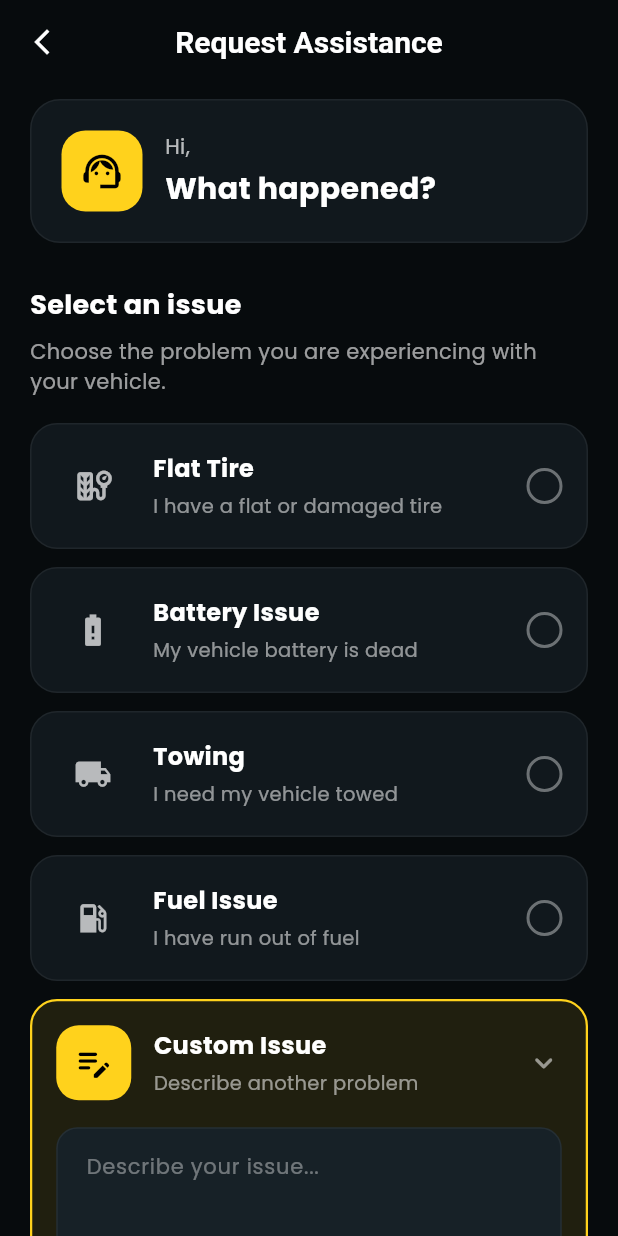
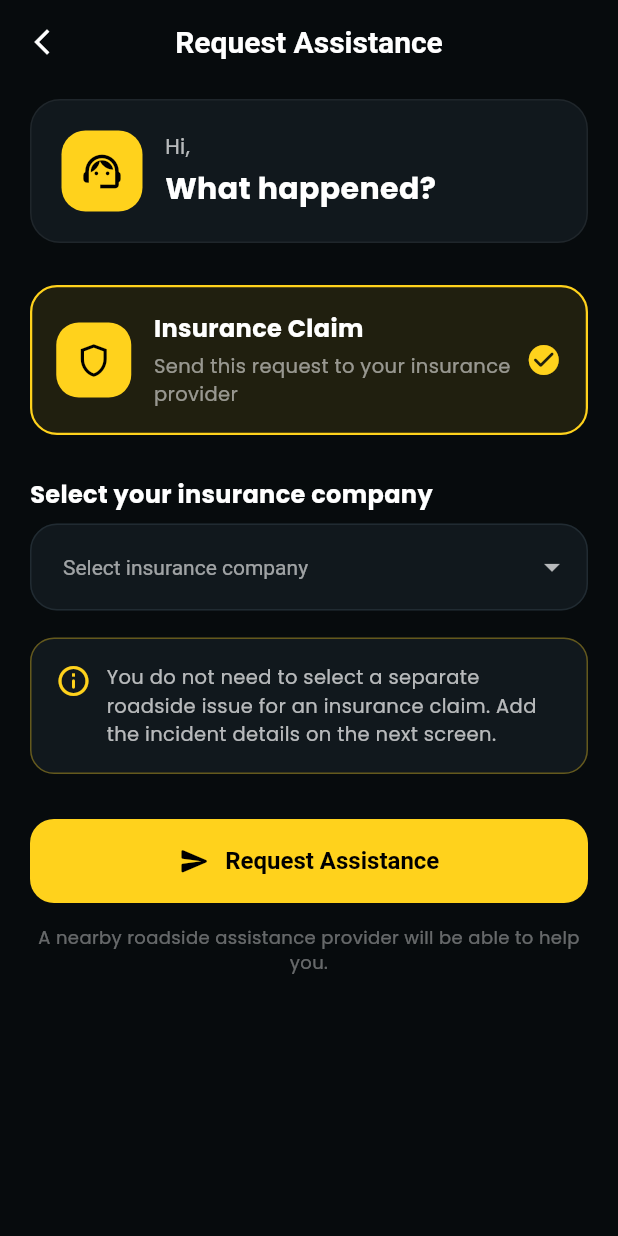
Before and after one commit to KISARA-SIRIMANNE/road_rescue, a Flutter app: the InsuranceClaimResultPage screen opened directly with empty values, after a tap on "Request again", on a phone screen of 412 x 824 dp. Run offline on Flutter 3.47's test engine with Material 3 defaults, Android fonts, the phone set to English and light mode, and no system bars; our stand-ins replace cloud_firestore, firebase_auth, firebase_core, firebase_messaging, firebase_storage, flutter_local_notifications and 5 more; accounts and stored records are empty.

Commit message:
Refine insurance claim request flow
This change adds an explicit insurance-claim path to the vehicle owner request flow. Users can select a claim once, carry that state through navigation, and skip the normal issue-picker when filing an insurance claim. The flow now validates insurer selection, preserves the chosen company on the location-confirmation screen, and resets the request form cleanly when retrying from the claim result page. It also updates the lockfile for the Firebase Messaging dependency.

```diff
--- a/lib/features/vehicle_owner/insurance_claim_result_page.dart
+++ b/lib/features/vehicle_owner/insurance_claim_result_page.dart
@@ -197,26 +197,12 @@ class InsuranceClaimResultPage extends StatelessWidget {
   }
 
   void _requestAgain(BuildContext context) {
-    final String submittedIssue =
-        requestData['issueType']?.toString().trim() ?? issue;
-    final String issueChoice =
-        const {
-          'Flat Tire',
-          'Battery Issue',
-          'Towing',
-          'Fuel Issue',
-        }.contains(submittedIssue)
-        ? submittedIssue
-        : 'Custom Issue';
-
     Navigator.of(context).pushReplacement(
       MaterialPageRoute<void>(
         builder: (context) => RequestAssistancePage(
           userData: userData,
-          initialIssue: issueChoice,
-          initialCustomIssue: issueChoice == 'Custom Issue'
-              ? submittedIssue
-              : '',
+          initialIssue: null,
+          initialCustomIssue: '',
           initialInsuranceCompanyId: requestData['insuranceCompanyId']
               ?.toString(),
           initialPolicyNumber: requestData['policyNumber']?.toString() ?? '',
--- a/lib/features/vehicle_owner/location_confirmation_page.dart
+++ b/lib/features/vehicle_owner/location_confirmation_page.dart
@@ -38,6 +38,7 @@ class _LocationConfirmationPageState extends State<LocationConfirmationPage> {
 
   // Insurance claim details
   bool _isInsuranceClaim = false;
+  bool _claimSelectedOnRequestPage = false;
 
   final TextEditingController _policyNumberController = TextEditingController();
 
@@ -60,6 +61,8 @@ class _LocationConfirmationPageState extends State<LocationConfirmationPage> {
     _selectedInsuranceCompanyId = widget.userData['_selectedInsuranceCompanyId']
         ?.toString();
     _isInsuranceClaim = widget.userData['_startInsuranceClaim'] == true;
+    _claimSelectedOnRequestPage =
+        widget.userData['_claimSelectedOnRequestPage'] == true;
     _policyNumberController.text =
         widget.userData['_retryPolicyNumber']?.toString() ?? '';
     _insuranceDescriptionController.text =
@@ -904,7 +907,12 @@ class _LocationConfirmationPageState extends State<LocationConfirmationPage> {
                   ],
                 ),
               ),
-              Switch(
+              _claimSelectedOnRequestPage
+                  ? const Icon(
+                      Icons.check_circle_rounded,
+                      color: RoadRescueColors.accent,
+                    )
+                  : Switch(
                       value: _isInsuranceClaim,
                       activeThumbColor: RoadRescueColors.accent,
                       onChanged: (value) {
@@ -915,6 +923,12 @@ class _LocationConfirmationPageState extends State<LocationConfirmationPage> {
           ),
           if (_isInsuranceClaim) ...[
             const SizedBox(height: 18),
+            if (_claimSelectedOnRequestPage)
+              Text(
+                'Company: ${insuranceCompanyById(_selectedInsuranceCompanyId)?.name ?? 'Not selected'}',
+                style: const TextStyle(color: Colors.white70, fontSize: 13),
+              )
+            else
               DropdownButtonFormField<String>(
                 initialValue: _selectedInsuranceCompanyId,
                 isExpanded: true,
--- a/lib/features/vehicle_owner/request_assistance_page.dart
+++ b/lib/features/vehicle_owner/request_assistance_page.dart
@@ -33,6 +33,7 @@ class _RequestAssistancePageState extends State<RequestAssistancePage> {
 
   String? _selectedIssue;
   String? _selectedInsuranceCompanyId;
+  bool _isInsuranceClaim = false;
 
   final List<Map<String, dynamic>> _commonIssues = [
     {
@@ -62,6 +63,7 @@ class _RequestAssistancePageState extends State<RequestAssistancePage> {
     super.initState();
     _selectedIssue = widget.initialIssue;
     _selectedInsuranceCompanyId = widget.initialInsuranceCompanyId;
+    _isInsuranceClaim = widget.startInsuranceClaim;
     _customIssueController.text = widget.initialCustomIssue;
   }
 
@@ -82,18 +84,27 @@ class _RequestAssistancePageState extends State<RequestAssistancePage> {
   }
 
   void _submitRequest() {
-    if (_selectedIssue == null) {
+    if (_isInsuranceClaim &&
+        insuranceCompanyById(_selectedInsuranceCompanyId) == null) {
+      _showMessage('Please select your insurance company.');
+      return;
+    }
+
+    if (!_isInsuranceClaim && _selectedIssue == null) {
       _showMessage('Please select an issue first.');
       return;
     }
 
-    if (_selectedIssue == 'Custom Issue' &&
+    if (!_isInsuranceClaim &&
+        _selectedIssue == 'Custom Issue' &&
         _customIssueController.text.trim().isEmpty) {
       _showMessage('Please describe your issue.');
       return;
     }
 
-    final String issue = _selectedIssue == 'Custom Issue'
+    final String issue = _isInsuranceClaim
+        ? 'Insurance Claim'
+        : _selectedIssue == 'Custom Issue'
         ? _customIssueController.text.trim()
         : _selectedIssue!;
 
@@ -104,7 +115,8 @@ class _RequestAssistancePageState extends State<RequestAssistancePage> {
           userData: {
             ...widget.userData,
             '_selectedInsuranceCompanyId': _selectedInsuranceCompanyId,
-            '_startInsuranceClaim': widget.startInsuranceClaim,
+            '_startInsuranceClaim': _isInsuranceClaim,
+            '_claimSelectedOnRequestPage': _isInsuranceClaim,
             '_retryPolicyNumber': widget.initialPolicyNumber,
             '_retryInsuranceDescription': widget.initialInsuranceDescription,
           },
@@ -214,44 +226,12 @@ class _RequestAssistancePageState extends State<RequestAssistancePage> {
 
               const SizedBox(height: 28),
 
+              _buildInsuranceClaimCard(),
+
+              if (_isInsuranceClaim) ...[
+                const SizedBox(height: 16),
                 const Text(
-                'Select an issue',
-                style: TextStyle(
-                  color: Colors.white,
-                  fontSize: 18,
-                  fontWeight: FontWeight.bold,
-                ),
-              ),
-
-              const SizedBox(height: 8),
-
-              const Text(
-                'Choose the problem you are experiencing with your vehicle.',
-                style: TextStyle(
-                  color: Colors.white60,
-                  fontSize: 14,
-                  height: 1.4,
-                ),
-              ),
-
-              const SizedBox(height: 18),
-
-              // Common issue cards
-              ..._commonIssues.map(
-                (issue) => _buildIssueCard(
-                  title: issue['title'] as String,
-                  subtitle: issue['subtitle'] as String,
-                  icon: issue['icon'] as IconData,
-                ),
-              ),
-
-              // Custom issue
-              _buildCustomIssueCard(),
-
-              const SizedBox(height: 30),
-
-              const Text(
-                'Insurance Company (Optional)',
+                  'Select your insurance company',
                   style: TextStyle(
                     color: Colors.white,
                     fontSize: 16,
@@ -274,26 +254,88 @@ class _RequestAssistancePageState extends State<RequestAssistancePage> {
                       borderSide: BorderSide.none,
                     ),
                   ),
-                items: [
-                  const DropdownMenuItem<String>(
-                    value: null,
-                    child: Text('Not insured / Not sure'),
-                  ),
-                  ...insuranceCompanies.map(
-                    (company) => DropdownMenuItem(
+                  items: insuranceCompanies
+                      .map(
+                        (company) => DropdownMenuItem<String>(
                           value: company.id,
                           child: Text(company.name),
                         ),
-                  ),
-                ],
+                      )
+                      .toList(),
                   onChanged: (value) {
                     setState(() {
                       _selectedInsuranceCompanyId = value;
                     });
                   },
                 ),
+              ],
 
-              const SizedBox(height: 20),
+              if (_isInsuranceClaim) ...[
+                const SizedBox(height: 18),
+                Container(
+                  width: double.infinity,
+                  padding: const EdgeInsets.all(16),
+                  decoration: BoxDecoration(
+                    color: RoadRescueColors.surface,
+                    borderRadius: BorderRadius.circular(16),
+                    border: Border.all(
+                      color: RoadRescueColors.accent.withValues(alpha: 0.35),
+                    ),
+                  ),
+                  child: const Row(
+                    crossAxisAlignment: CrossAxisAlignment.start,
+                    children: [
+                      Icon(
+                        Icons.info_outline_rounded,
+                        color: RoadRescueColors.accent,
+                      ),
+                      SizedBox(width: 10),
+                      Expanded(
+                        child: Text(
+                          'You do not need to select a separate roadside issue '
+                          'for an insurance claim. Add the incident details on '
+                          'the next screen.',
+                          style: TextStyle(
+                            color: Colors.white70,
+                            fontSize: 13,
+                            height: 1.45,
+                          ),
+                        ),
+                      ),
+                    ],
+                  ),
+                ),
+              ] else ...[
+                const SizedBox(height: 24),
+                const Text(
+                  'Select an issue',
+                  style: TextStyle(
+                    color: Colors.white,
+                    fontSize: 18,
+                    fontWeight: FontWeight.bold,
+                  ),
+                ),
+                const SizedBox(height: 8),
+                const Text(
+                  'Choose the problem you are experiencing with your vehicle.',
+                  style: TextStyle(
+                    color: Colors.white60,
+                    fontSize: 14,
+                    height: 1.4,
+                  ),
+                ),
+                const SizedBox(height: 18),
+                ..._commonIssues.map(
+                  (issue) => _buildIssueCard(
+                    title: issue['title'] as String,
+                    subtitle: issue['subtitle'] as String,
+                    icon: issue['icon'] as IconData,
+                  ),
+                ),
+                _buildCustomIssueCard(),
+              ],
+
+              const SizedBox(height: 30),
 
               // Request button
               SizedBox(
@@ -341,6 +383,84 @@ class _RequestAssistancePageState extends State<RequestAssistancePage> {
               ),
             ],
           ),
+        ),
+      ),
+    );
+  }
+
+  Widget _buildInsuranceClaimCard() {
+    return GestureDetector(
+      onTap: () {
+        setState(() {
+          _isInsuranceClaim = !_isInsuranceClaim;
+          if (!_isInsuranceClaim) _selectedInsuranceCompanyId = null;
+        });
+      },
+      child: AnimatedContainer(
+        duration: const Duration(milliseconds: 200),
+        margin: const EdgeInsets.only(bottom: 12),
+        padding: const EdgeInsets.all(16),
+        decoration: BoxDecoration(
+          color: _isInsuranceClaim
+              ? RoadRescueColors.accent.withValues(alpha: 0.10)
+              : RoadRescueColors.surface,
+          borderRadius: BorderRadius.circular(18),
+          border: Border.all(
+            color: _isInsuranceClaim
+                ? RoadRescueColors.accent
+                : Colors.white.withValues(alpha: 0.06),
+            width: _isInsuranceClaim ? 1.5 : 1,
+          ),
+        ),
+        child: Row(
+          children: [
+            Container(
+              width: 50,
+              height: 50,
+              decoration: BoxDecoration(
+                color: _isInsuranceClaim
+                    ? RoadRescueColors.accent
+                    : RoadRescueColors.background,
+                borderRadius: BorderRadius.circular(15),
+              ),
+              child: Icon(
+                Icons.shield_outlined,
+                color: _isInsuranceClaim ? Colors.black : Colors.white70,
+                size: 26,
+              ),
+            ),
+            const SizedBox(width: 15),
+            const Expanded(
+              child: Column(
+                crossAxisAlignment: CrossAxisAlignment.start,
+                children: [
+                  Text(
+                    'Insurance Claim',
+                    style: TextStyle(
+                      color: Colors.white,
+                      fontSize: 16,
+                      fontWeight: FontWeight.bold,
+                    ),
+                  ),
+                  SizedBox(height: 4),
+                  Text(
+                    'Send this request to your insurance provider',
+                    style: TextStyle(color: Colors.white54, fontSize: 13),
+                  ),
+                ],
+              ),
+            ),
+            const SizedBox(width: 10),
+            Icon(
+              _isInsuranceClaim
+                  ? Icons.check_circle_rounded
+                  : Icons.radio_button_unchecked_rounded,
+              color: _isInsuranceClaim
+                  ? RoadRescueColors.accent
+                  : Colors.white38,
+              size: 24,
+            ),
+          ],
         ),
       ),
     );
```
Also changed, not shown: pubspec.lock. Lines whose indentation alone changed are shown as unchanged.
